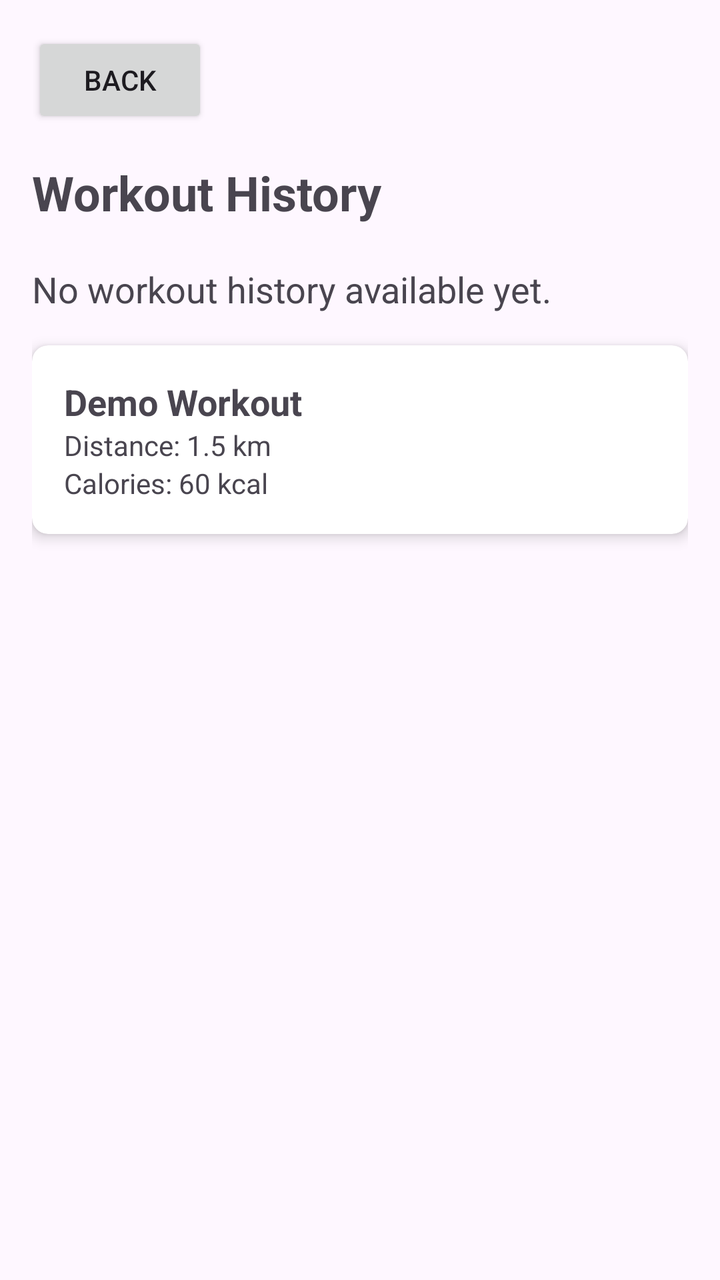
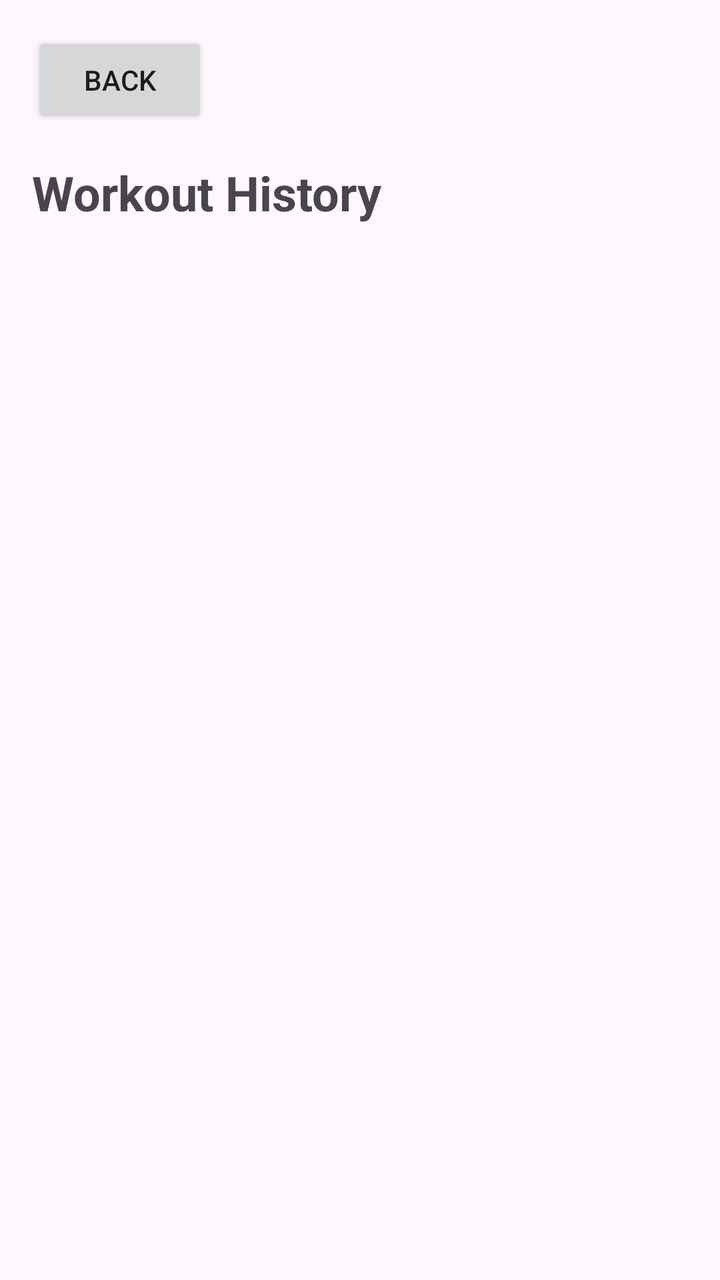

An Android layout rendered at two revisions. The XML below is the earlier revision; the diff shows what the commit changed to produce the second picture.
<!-- AndroidManifest.xml: application theme Theme.StepQuest -->
<!-- res/layout/activity_history.xml -->
<?xml version="1.0" encoding="utf-8"?>
<ScrollView xmlns:android="http://schemas.android.com/apk/res/android"
    xmlns:app="http://schemas.android.com/apk/res-auto"
    android:layout_width="match_parent"
    android:layout_height="match_parent">

    <LinearLayout
        android:layout_width="match_parent"
        android:layout_height="wrap_content"
        android:orientation="vertical"
        android:padding="16dp">

        <Button
            android:id="@+id/backBtn"
            android:layout_width="wrap_content"
            android:layout_height="wrap_content"
            android:text="Back" />

        <TextView
            android:layout_width="wrap_content"
            android:layout_height="wrap_content"
            android:text="Workout History"
            android:textSize="24sp"
            android:textStyle="bold"
            android:layout_marginTop="16dp"
            android:layout_marginBottom="20dp"/>

        <TextView
            android:layout_width="wrap_content"
            android:layout_height="wrap_content"
            android:text="No workout history available yet."
            android:textSize="18sp"
            android:layout_marginBottom="16dp"/>

        <androidx.cardview.widget.CardView
            android:layout_width="match_parent"
            android:layout_height="wrap_content"
            android:layout_marginBottom="12dp"
            app:cardCornerRadius="8dp"
            app:cardElevation="4dp">

            <LinearLayout
                android:layout_width="match_parent"
                android:layout_height="wrap_content"
                android:orientation="vertical"
                android:padding="16dp">

                <TextView
                    android:layout_width="wrap_content"
                    android:layout_height="wrap_content"
                    android:text="Demo Workout"
                    android:textStyle="bold"
                    android:textSize="18sp"/>

                <TextView
                    android:layout_width="wrap_content"
                    android:layout_height="wrap_content"
                    android:text="Distance: 1.5 km"/>

                <TextView
                    android:layout_width="wrap_content"
                    android:layout_height="wrap_content"
                    android:text="Calories: 60 kcal"/>

            </LinearLayout>

        </androidx.cardview.widget.CardView>

    </LinearLayout>

</ScrollView>
<!-- resources referenced by this layout -->
<resources>
  <style name="Theme.StepQuest" parent="Base.Theme.StepQuest" />
  <style name="Base.Theme.StepQuest" parent="Theme.Material3.DayNight.NoActionBar">
          
          
      </style>
</resources>

<!-- the commit's change to res/layout/activity_history.xml (unified diff, before → after) -->
@@ -8,6 +8,7 @@
         android:layout_width="match_parent"
         android:layout_height="wrap_content"
         android:orientation="vertical"
+        android:id="@+id/historyContainer"
         android:padding="16dp">
 
         <Button
@@ -25,46 +26,9 @@
             android:layout_marginTop="16dp"
             android:layout_marginBottom="20dp"/>
 
-        <TextView
-            android:layout_width="wrap_content"
-            android:layout_height="wrap_content"
-            android:text="No workout history available yet."
-            android:textSize="18sp"
-            android:layout_marginBottom="16dp"/>
 
-        <androidx.cardview.widget.CardView
-            android:layout_width="match_parent"
-            android:layout_height="wrap_content"
-            android:layout_marginBottom="12dp"
-            app:cardCornerRadius="8dp"
-            app:cardElevation="4dp">
 
-            <LinearLayout
-                android:layout_width="match_parent"
-                android:layout_height="wrap_content"
-                android:orientation="vertical"
-                android:padding="16dp">
 
-                <TextView
-                    android:layout_width="wrap_content"
-                    android:layout_height="wrap_content"
-                    android:text="Demo Workout"
-                    android:textStyle="bold"
-                    android:textSize="18sp"/>
-
-                <TextView
-                    android:layout_width="wrap_content"
-                    android:layout_height="wrap_content"
-                    android:text="Distance: 1.5 km"/>
-
-                <TextView
-                    android:layout_width="wrap_content"
-                    android:layout_height="wrap_content"
-                    android:text="Calories: 60 kcal"/>
-
-            </LinearLayout>
-
-        </androidx.cardview.widget.CardView>
 
     </LinearLayout>
 
